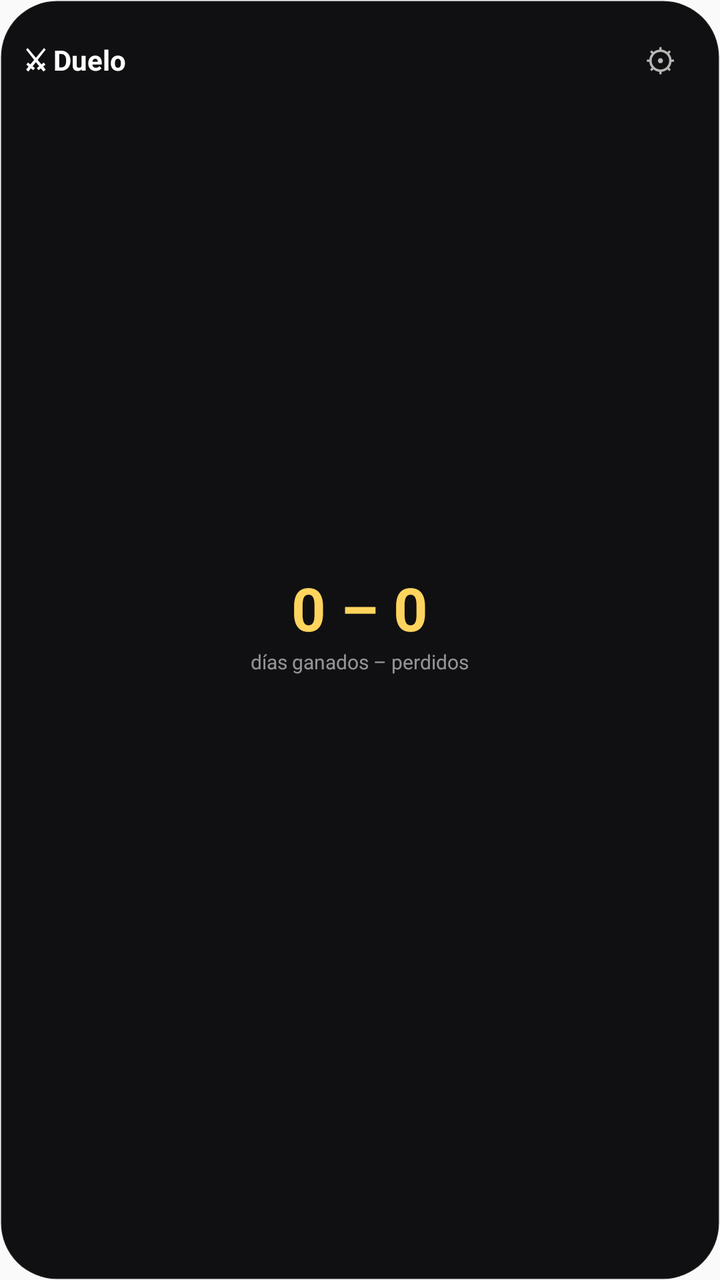
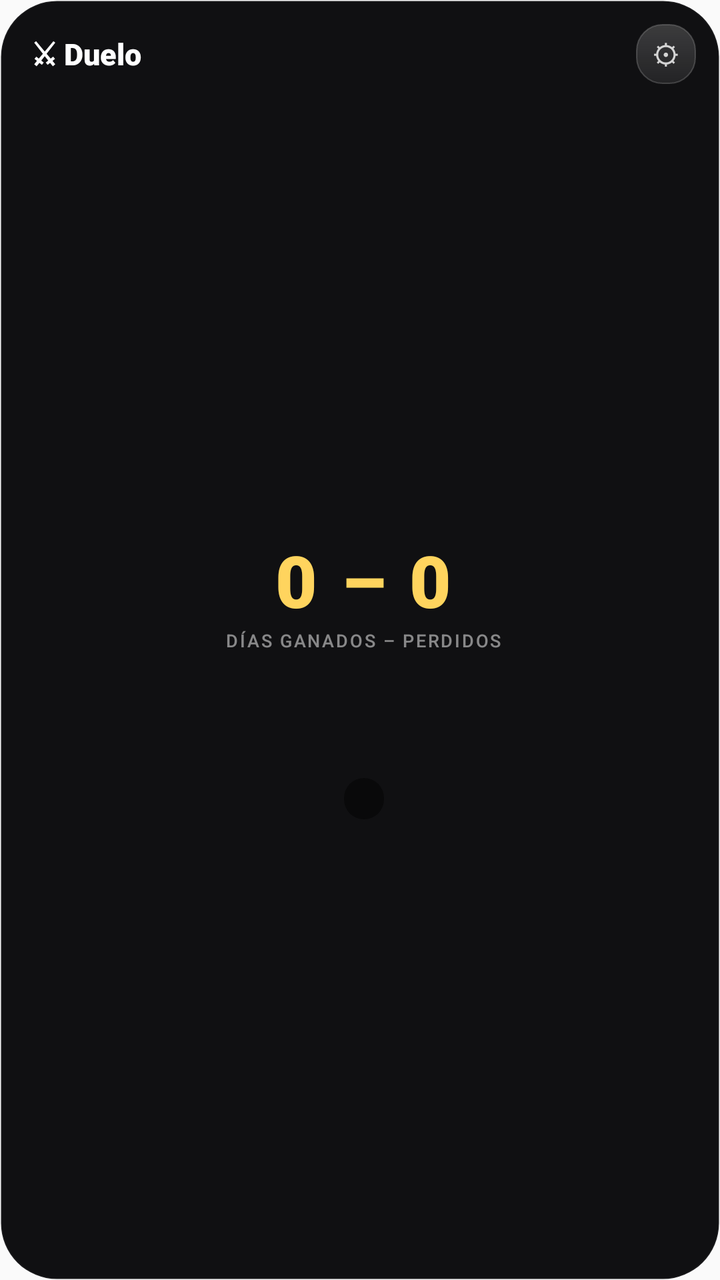

Compare the two renders of this Android layout. The source of the first and the diff that turns it into the second are given below.
<!-- AndroidManifest.xml: application theme AppTheme -->
<!-- res/layout/widget_duel.xml -->
<?xml version="1.0" encoding="utf-8"?>
<FrameLayout xmlns:android="http://schemas.android.com/apk/res/android"
    android:id="@+id/duel_root"
    android:layout_width="match_parent"
    android:layout_height="match_parent">

    <ImageView
        android:layout_width="match_parent"
        android:layout_height="match_parent"
        android:scaleType="fitXY"
        android:src="@drawable/widget_background" />

    <LinearLayout
        android:layout_width="match_parent"
        android:layout_height="match_parent"
        android:orientation="vertical"
        android:padding="12dp">

        <LinearLayout
            android:layout_width="match_parent"
            android:layout_height="wrap_content"
            android:gravity="center_vertical"
            android:orientation="horizontal">

            <TextView
                android:id="@+id/duel_friend"
                android:layout_width="0dp"
                android:layout_height="wrap_content"
                android:layout_weight="1"
                android:ellipsize="end"
                android:maxLines="1"
                android:text="⚔ Duelo"
                android:textColor="#FFFFFF"
                android:textSize="14sp"
                android:textStyle="bold" />

            <TextView
                android:id="@+id/duel_settings"
                android:layout_width="36dp"
                android:layout_height="36dp"
                android:gravity="center"
                android:text="⚙"
                android:textColor="#B3FFFFFF"
                android:textSize="16sp" />
        </LinearLayout>

        <TextView
            android:id="@+id/duel_rank"
            android:layout_width="wrap_content"
            android:layout_height="wrap_content"
            android:textColor="#8CFFFFFF"
            android:textSize="11sp" />

        <LinearLayout
            android:id="@+id/duel_body"
            android:layout_width="match_parent"
            android:layout_height="0dp"
            android:layout_weight="1"
            android:gravity="center"
            android:orientation="vertical">

            <TextView
                android:id="@+id/duel_days"
                android:layout_width="wrap_content"
                android:layout_height="wrap_content"
                android:text="0 – 0"
                android:textColor="#FFD45E"
                android:textSize="30sp"
                android:textStyle="bold" />

            <TextView
                android:layout_width="wrap_content"
                android:layout_height="wrap_content"
                android:text="días ganados – perdidos"
                android:textColor="#8CFFFFFF"
                android:textSize="10sp" />

            <TextView
                android:id="@+id/duel_duels"
                android:layout_width="wrap_content"
                android:layout_height="wrap_content"
                android:layout_marginTop="2dp"
                android:textColor="#E6FFFFFF"
                android:textSize="12sp"
                android:textStyle="bold" />

            <TextView
                android:id="@+id/duel_status"
                android:layout_width="wrap_content"
                android:layout_height="wrap_content"
                android:layout_marginTop="6dp"
                android:gravity="center"
                android:textColor="#C084FC"
                android:textSize="12sp" />

            <TextView
                android:id="@+id/duel_today"
                android:layout_width="wrap_content"
                android:layout_height="wrap_content"
                android:layout_marginTop="2dp"
                android:gravity="center"
                android:textColor="#B3FFFFFF"
                android:textSize="10.5sp" />
        </LinearLayout>

        <TextView
            android:id="@+id/duel_updated"
            android:layout_width="match_parent"
            android:layout_height="wrap_content"
            android:gravity="center"
            android:textColor="#66FFFFFF"
            android:textSize="9sp" />
    </LinearLayout>
</FrameLayout>
<!-- resources referenced by this layout -->
<resources>
  <!-- drawable widget_background (drawable) -->
  <?xml version="1.0" encoding="utf-8"?>
  <shape xmlns:android="http://schemas.android.com/apk/res/android"
      android:shape="rectangle">
      <solid android:color="#F0020204" />
      <corners android:radius="28dp" />
      <stroke
          android:width="1dp"
          android:color="#0DFFFFFF" />
  </shape>
  <style name="AppTheme" parent="Theme.AppCompat.Light.DarkActionBar">
          
          <item name="colorPrimary">@color/colorPrimary</item>
          <item name="colorPrimaryDark">@color/colorPrimaryDark</item>
          <item name="colorAccent">@color/colorAccent</item>
      </style>
</resources>

<!-- the commit's change to res/layout/widget_duel.xml (unified diff, before → after) -->
@@ -5,6 +5,7 @@
     android:layout_height="match_parent">
 
     <ImageView
+        android:id="@+id/duel_background_image"
         android:layout_width="match_parent"
         android:layout_height="match_parent"
         android:scaleType="fitXY"
@@ -14,8 +15,12 @@
         android:layout_width="match_parent"
         android:layout_height="match_parent"
         android:orientation="vertical"
-        android:padding="12dp">
+        android:paddingStart="16dp"
+        android:paddingTop="12dp"
+        android:paddingEnd="12dp"
+        android:paddingBottom="10dp">
 
+        
         <LinearLayout
             android:layout_width="match_parent"
             android:layout_height="wrap_content"
@@ -28,27 +33,30 @@
                 android:layout_height="wrap_content"
                 android:layout_weight="1"
                 android:ellipsize="end"
+                android:fontFamily="sans-serif-black"
                 android:maxLines="1"
                 android:text="⚔ Duelo"
                 android:textColor="#FFFFFF"
-                android:textSize="14sp"
-                android:textStyle="bold" />
+                android:textSize="15sp" />
 
             <TextView
                 android:id="@+id/duel_settings"
-                android:layout_width="36dp"
-                android:layout_height="36dp"
+                android:layout_width="30dp"
+                android:layout_height="30dp"
+                android:background="@drawable/widget_chip_glass"
                 android:gravity="center"
                 android:text="⚙"
-                android:textColor="#B3FFFFFF"
-                android:textSize="16sp" />
+                android:textColor="#CCFFFFFF"
+                android:textSize="14sp" />
         </LinearLayout>
 
         <TextView
             android:id="@+id/duel_rank"
             android:layout_width="wrap_content"
             android:layout_height="wrap_content"
-            android:textColor="#8CFFFFFF"
+            android:layout_marginTop="1dp"
+            android:fontFamily="sans-serif-medium"
+            android:textColor="#99FFFFFF"
             android:textSize="11sp" />
 
         <LinearLayout
@@ -59,48 +67,70 @@
             android:gravity="center"
             android:orientation="vertical">
 
+            
             <TextView
                 android:id="@+id/duel_days"
                 android:layout_width="wrap_content"
                 android:layout_height="wrap_content"
+                android:fontFamily="sans-serif-black"
+                android:letterSpacing="0.04"
                 android:text="0 – 0"
                 android:textColor="#FFD45E"
-                android:textSize="30sp"
-                android:textStyle="bold" />
+                android:textSize="36sp" />
 
             <TextView
                 android:layout_width="wrap_content"
                 android:layout_height="wrap_content"
-                android:text="días ganados – perdidos"
-                android:textColor="#8CFFFFFF"
-                android:textSize="10sp" />
+                android:fontFamily="sans-serif-medium"
+                android:letterSpacing="0.1"
+                android:text="DÍAS GANADOS – PERDIDOS"
+                android:textColor="#80FFFFFF"
+                android:textSize="9sp" />
 
             <TextView
                 android:id="@+id/duel_duels"
                 android:layout_width="wrap_content"
                 android:layout_height="wrap_content"
-                android:layout_marginTop="2dp"
+                android:layout_marginTop="4dp"
+                android:fontFamily="sans-serif-medium"
                 android:textColor="#E6FFFFFF"
-                android:textSize="12sp"
-                android:textStyle="bold" />
+                android:textSize="12sp" />
+
+            
+            <ImageView
+                android:id="@+id/duel_bar"
+                android:layout_width="match_parent"
+                android:layout_height="10dp"
+                android:layout_marginTop="8dp"
+                android:scaleType="fitXY" />
+
+            <TextView
+                android:id="@+id/duel_today"
+                android:layout_width="match_parent"
+                android:layout_height="wrap_content"
+                android:layout_marginTop="4dp"
+                android:ellipsize="end"
+                android:gravity="center"
+                android:maxLines="2"
+                android:textColor="#B3FFFFFF"
+                android:textSize="10.5sp" />
 
             <TextView
                 android:id="@+id/duel_status"
                 android:layout_width="wrap_content"
                 android:layout_height="wrap_content"
                 android:layout_marginTop="6dp"
+                android:background="@drawable/widget_chip_dark"
+                android:ellipsize="end"
+                android:fontFamily="sans-serif-medium"
                 android:gravity="center"
-                android:textColor="#C084FC"
-                android:textSize="12sp" />
-
-            <TextView
-                android:id="@+id/duel_today"
-                android:layout_width="wrap_content"
-                android:layout_height="wrap_content"
-                android:layout_marginTop="2dp"
-                android:gravity="center"
-                android:textColor="#B3FFFFFF"
-                android:textSize="10.5sp" />
+                android:maxLines="1"
+                android:paddingStart="10dp"
+                android:paddingTop="3dp"
+                android:paddingEnd="10dp"
+                android:paddingBottom="3dp"
+                android:textColor="#D8B4FE"
+                android:textSize="11sp" />
         </LinearLayout>
 
         <TextView
@@ -108,7 +138,7 @@
             android:layout_width="match_parent"
             android:layout_height="wrap_content"
             android:gravity="center"
-            android:textColor="#66FFFFFF"
+            android:textColor="#59FFFFFF"
             android:textSize="9sp" />
     </LinearLayout>
 </FrameLayout>
<!-- resource entries referenced after the edit -->
@@ -10,6 +10,25 @@
           android:width="1dp"
           android:color="#0DFFFFFF" />
   </shape>
+  <!-- drawable widget_chip_dark (drawable) -->
+  <?xml version="1.0" encoding="utf-8"?>
+  <shape xmlns:android="http://schemas.android.com/apk/res/android"
+      android:shape="rectangle">
+      <solid android:color="#70000000" />
+      <corners android:radius="13dp" />
+  </shape>
+  <!-- drawable widget_chip_glass (drawable) -->
+  <?xml version="1.0" encoding="utf-8"?>
+  <shape xmlns:android="http://schemas.android.com/apk/res/android"
+      android:shape="rectangle">
+      <gradient
+          android:angle="270"
+          android:startColor="#2EFFFFFF"
+          android:endColor="#14FFFFFF"
+          android:type="linear" />
+      <corners android:radius="13dp" />
+      <stroke android:width="0.5dp" android:color="#2EFFFFFF" />
+  </shape>
   <style name="AppTheme" parent="Theme.AppCompat.Light.DarkActionBar">
           
           <item name="colorPrimary">@color/colorPrimary</item>
